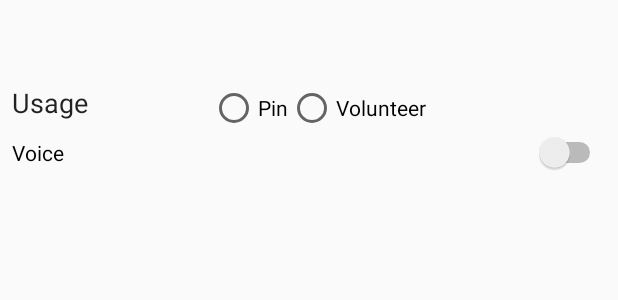
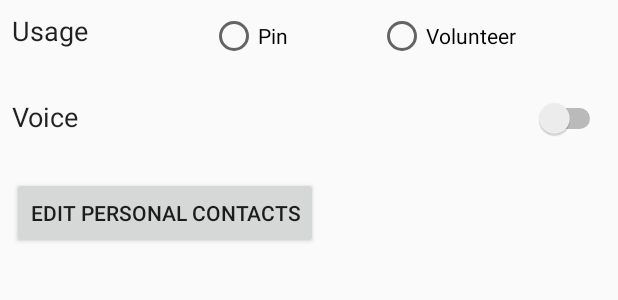
Before and after one commit to hhafizcs/EyeDroid, an Android app: the layout activity_settings.xml on its own in the app's theme, with its tools: preview values and no code run, on a phone screen of 412 x 824 dp. Shown: the top 300 px of the screen. Run offline under Robolectric (Android 15) with nearby library versions, the phone set to English and light mode, and no system bars.

Commit message:
-Improved the Settings View. -Fixed Some bugs.

```diff
--- a/app/src/main/java/com/utd/teameyedroid/eyedroid/MainActivity.java
+++ b/app/src/main/java/com/utd/teameyedroid/eyedroid/MainActivity.java
@@ -173,6 +173,7 @@ public class MainActivity extends AppCompatActivity implements Connector.IConnec
                             mDatabase.child("Rooms").child(roomName).setValue(newRoom);
 
                             mVidyoConnector.connect(HOST, token, displayName, roomName, mConnector);
+                            mVidyoConnector.cycleCamera();
                         }
                     }
                 });
@@ -205,6 +206,7 @@ public class MainActivity extends AppCompatActivity implements Connector.IConnec
                             mDatabase.child("Rooms").child(roomName).child("connected").setValue(true);
 
                             mVidyoConnector.connect(HOST, token, displayName, roomName, mConnector);
+                            mVidyoConnector.showPreview(false);
                         }
                     }
                 });
--- a/app/src/main/res/layout/activity_settings.xml
+++ b/app/src/main/res/layout/activity_settings.xml
@@ -21,20 +21,7 @@
         app:layout_constraintTop_toTopOf="parent">
 
         <LinearLayout
-            android:layout_width="match_parent"
-            android:layout_height="wrap_content"
-            android:orientation="horizontal">
-
-            <Button
-                android:id="@+id/editContactsButton"
-                android:layout_width="wrap_content"
-                android:layout_height="wrap_content"
-                android:text="Edit Personal Contacts"
-                android:onClick="editContactsClicked"
-                android:visibility="invisible"/>
-        </LinearLayout>
-
-        <LinearLayout
+            android:id="@+id/usageLayout"
             android:layout_width="match_parent"
             android:layout_height="wrap_content"
             android:orientation="horizontal">
@@ -58,27 +45,53 @@
                     android:id="@+id/pinRadioButton"
                     android:layout_width="wrap_content"
                     android:layout_height="wrap_content"
-                    android:text="Pin" />
+                    android:text="Pin"
+                    android:layout_weight="1"/>
 
                 <RadioButton
                     android:id="@+id/volunteerRadioButton"
                     android:layout_width="wrap_content"
                     android:layout_height="wrap_content"
-                    android:text="Volunteer" />
+                    android:text="Volunteer"
+                    android:layout_weight="1"/>
             </RadioGroup>
         </LinearLayout>
 
         <LinearLayout
+            android:id="@+id/voiceLayout"
             android:layout_width="match_parent"
             android:layout_height="wrap_content"
-            android:orientation="horizontal">
+            android:orientation="horizontal"
+            android:layout_marginTop="25dp">
+
+            <EditText
+                android:layout_width="0dp"
+                android:layout_height="wrap_content"
+                android:layout_weight="1"
+                android:text="Voice"
+                android:background="@android:color/transparent"
+                android:cursorVisible="false"/>
 
             <Switch
                 android:id="@+id/voiceSwitch"
                 android:layout_width="0dp"
                 android:layout_height="wrap_content"
-                android:layout_weight="1"
-                android:text="Voice" />
+                android:layout_weight="2" />
+        </LinearLayout>
+
+        <LinearLayout
+            android:id="@+id/editContactsLayout"
+            android:layout_width="match_parent"
+            android:layout_height="wrap_content"
+            android:orientation="horizontal"
+            android:layout_marginTop="25dp">
+
+            <Button
+                android:id="@+id/editContactsButton"
+                android:layout_width="wrap_content"
+                android:layout_height="wrap_content"
+                android:text="Edit Personal Contacts"
+                android:onClick="editContactsClicked"/>
         </LinearLayout>
     </LinearLayout>
 </android.support.constraint.ConstraintLayout>
```
Also changed, not shown: app/src/main/java/com/utd/teameyedroid/eyedroid/SettingsActivity.java (+34 -7 lines), app/src/main/java/com/utd/teameyedroid/eyedroid/UsageActivity.java (+43 -10 lines).
